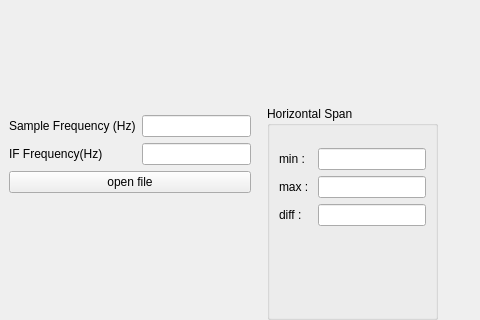
Qt form visualization/GUI/signal/signalui.ui (sepehrgh98/PyCoolEdit) before a commit; both pictures show x 0 to 480 and y 348 to 668 of the 1230 by 668 pixel window.
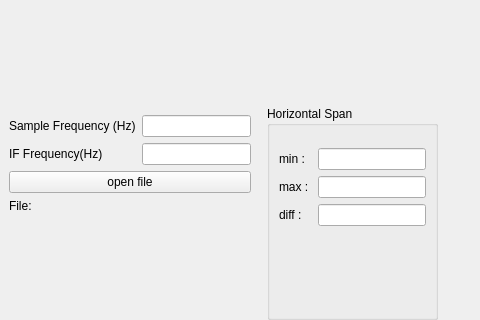
The same form after that commit.

```diff
--- a/visualization/GUI/signal/signalui.ui
+++ b/visualization/GUI/signal/signalui.ui
@@ -83,6 +83,20 @@
             </property>
            </widget>
           </item>
+          <item row="5" column="0">
+           <widget class="QLabel" name="label_6">
+            <property name="text">
+             <string>File:</string>
+            </property>
+           </widget>
+          </item>
+          <item row="5" column="1">
+           <widget class="QLabel" name="FileNameLabel">
+            <property name="text">
+             <string/>
+            </property>
+           </widget>
+          </item>
          </layout>
         </widget>
        </item>
```
